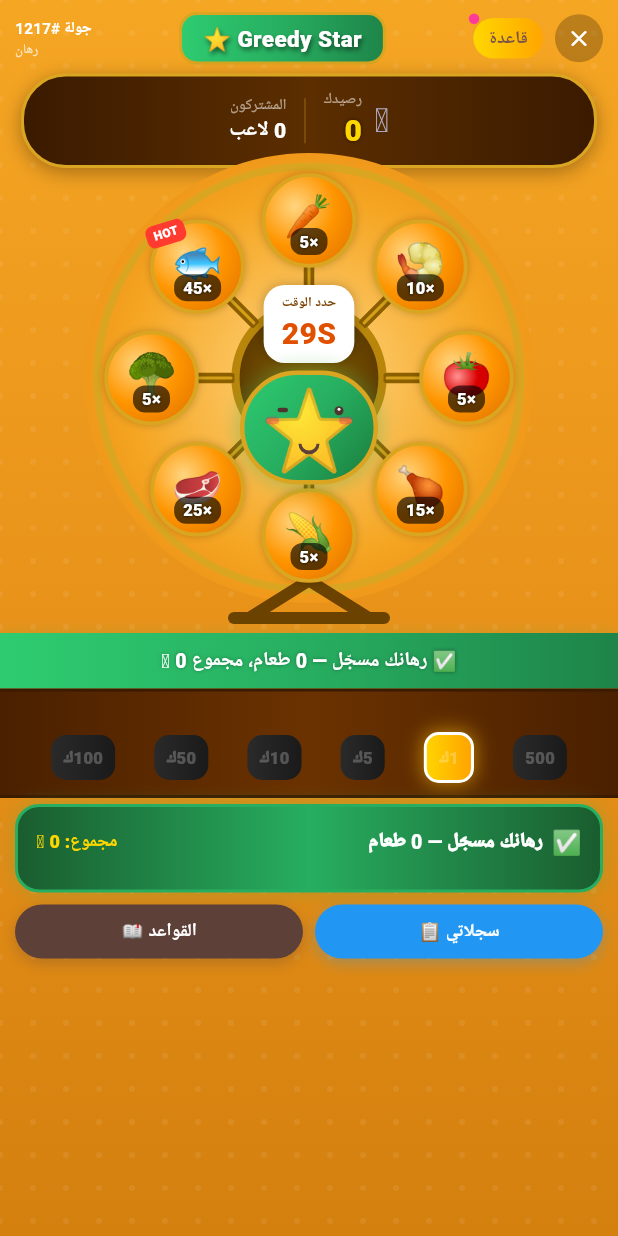
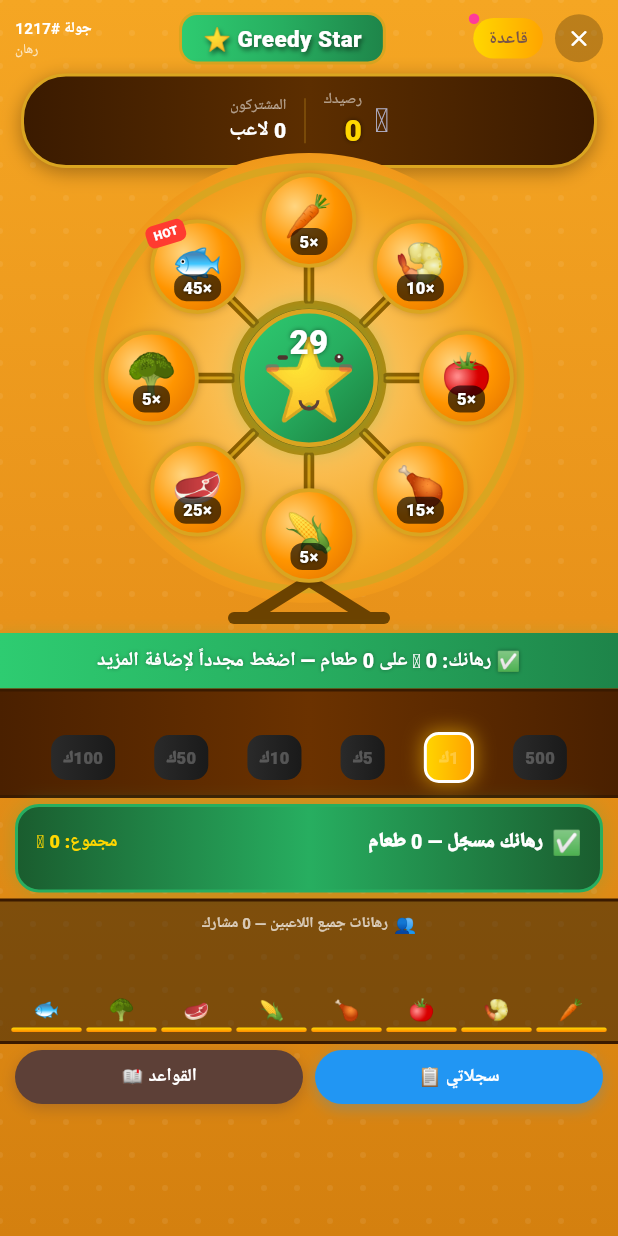
Before and after one commit to sheet-cmyk/chat-live, a Flutter app: the GreedyStarScreen screen opened by its route, on a phone screen of 412 x 824 dp. Run offline on Flutter 3.47's test engine with Material 3 defaults, Android fonts, the phone set to English and light mode, and no system bars; our stand-ins replace audioplayers, cached_network_image, cloud_firestore, firebase_auth, firebase_core, firebase_crashlytics and 13 more; missing offline and left inert: zego_express_engine; accounts and stored records are empty; Roboto replaces fonts that are missing (Cairo).

Commit message:
feat: instant tap-bet + countdown in circle + live community bar
- Each food tap immediately deducts coins & writes to Firebase (no confirm)
- Countdown timer shown inside center green circle
- Live bar at bottom shows all players bets per food in real-time

Co-Authored-By: Claude Sonnet 4.6 <noreply@anthropic.com>

```diff
--- a/lib/features/game/data/repositories/greedy_star_repository.dart
+++ b/lib/features/game/data/repositories/greedy_star_repository.dart
@@ -78,7 +78,25 @@ class MyBet {
   const MyBet({required this.items, required this.totalAmount, required this.paid});
 
   factory MyBet.fromMap(Map<String, dynamic> d) {
-    // Support both old single-bet format and new multi-bet format
+    // New map format: {f0: 5000, f3: 10000, totalAmount: ..., paid: ...}
+    final mapItems = <BetItem>[];
+    for (final e in d.entries) {
+      if (e.key.length >= 2 && e.key.startsWith('f')) {
+        final fi = int.tryParse(e.key.substring(1));
+        if (fi != null && fi >= 0 && fi < 8) {
+          final amt = (e.value as num?)?.toInt() ?? 0;
+          if (amt > 0) mapItems.add(BetItem(foodIndex: fi, amount: amt));
+        }
+      }
+    }
+    if (mapItems.isNotEmpty) {
+      return MyBet(
+        items: mapItems,
+        totalAmount: (d['totalAmount'] as num?)?.toInt() ?? mapItems.fold(0, (s, i) => s + i.amount),
+        paid: d['paid'] as bool? ?? false,
+      );
+    }
+    // Old array format
     if (d.containsKey('items')) {
       final items = (d['items'] as List<dynamic>)
           .map((i) => BetItem.fromMap(i as Map<String, dynamic>)).toList();
@@ -281,6 +299,34 @@ class GreedyStarRepository {
     }
   }
 
+  // ── Immediate tap-bet (no confirm) ───────────────────────────────
+  // Each tap deducts amount and upserts into the bet doc using map keys (f0..f7)
+
+  Future<String?> tapBet({
+    required int roundId,
+    required int foodIndex,
+    required int amount,
+  }) async {
+    final uid = FirebaseAuth.instance.currentUser?.uid;
+    if (uid == null) return 'يجب تسجيل الدخول';
+
+    final ok = await _wallet.deductCoins(uid, amount, 'رهان Greedy Star جولة $roundId');
+    if (!ok) return 'رصيدك غير كافٍ';
+
+    try {
+      await _bets(roundId).doc(uid).set({
+        'f$foodIndex': FieldValue.increment(amount),
+        'totalAmount': FieldValue.increment(amount),
+        'paid': false,
+        'placedAt': FieldValue.serverTimestamp(),
+      }, SetOptions(merge: true));
+      return null;
+    } catch (e) {
+      await _wallet.addCoins(uid, amount, 'استرداد رهان Greedy Star جولة $roundId');
+      return 'فشل التسجيل، حاول مرة أخرى';
+    }
+  }
+
   // ── Claim payout (handles multi-item bets) ────────────────────────
 
   Future<int> claimPayout(int roundId, int winnerIndex) async {
--- a/lib/features/game/presentation/screens/greedy_star_screen.dart
+++ b/lib/features/game/presentation/screens/greedy_star_screen.dart
@@ -51,6 +51,7 @@ class _GSState extends ConsumerState<GreedyStarScreen> with TickerProviderStateM
   GsState? _state;
   MyBet? _myBet;
   Map<int, int> _betterCounts = {}; // foodIndex → player count
+  Map<int, int> _foodTotals = {};   // foodIndex → total coins from ALL players
 
   // Local UI
   String _localPhase = 'loading';
@@ -58,14 +59,12 @@ class _GSState extends ConsumerState<GreedyStarScreen> with TickerProviderStateM
   int _resultCountdown = 7;
   int _highlight = -1;
 
-  // Draft bets: foodIndex → accumulated amount
-  final Map<int, int> _draft = {};
-  int _selectedAmount = 1000; // currently active chip on amount bar
+  int _selectedAmount = 1000; // active chip on amount bar
+  Set<int> _tapping = {};     // foods with in-flight tapBet request
 
   int _myWinAmount = 0;
   bool _claimDone = false;
   String? _toast;
-  bool _isPlacing = false;
   final _records = <Map<String, dynamic>>[];
   int? _trackedRound;
 
@@ -150,22 +149,25 @@ class _GSState extends ConsumerState<GreedyStarScreen> with TickerProviderStateM
       _allBetsSub = _repo.watchBets(state.roundId).listen((snap) {
         if (!mounted) return;
         final counts = <int, int>{};
+        final totals = <int, int>{};
         for (final doc in snap.docs) {
           final d = doc.data() as Map<String, dynamic>;
           final bet = MyBet.fromMap(d);
           for (final item in bet.items) {
             counts[item.foodIndex] = (counts[item.foodIndex] ?? 0) + 1;
+            totals[item.foodIndex] = (totals[item.foodIndex] ?? 0) + item.amount;
           }
         }
-        setState(() => _betterCounts = counts);
+        setState(() { _betterCounts = counts; _foodTotals = totals; });
       });
 
       setState(() {
         _myBet = null;
         _myWinAmount = 0;
         _claimDone = false;
-        _draft.clear();
+        _tapping = {};
         _betterCounts = {};
+        _foodTotals = {};
       });
     }
 
@@ -285,45 +287,33 @@ class _GSState extends ConsumerState<GreedyStarScreen> with TickerProviderStateM
     if (_records.length > 20) _records.removeLast();
   }
 
-  // ── Draft bet actions ──────────────────────────────────────────────
+  // ── Bet actions ────────────────────────────────────────────────────
 
-  // Each tap adds _selectedAmount to that food (cumulative, no undo)
-  void _onFoodTap(int fi, int coins) {
-    if (_localPhase != 'betting' || _myBet != null) return;
-    if (_selectedAmount == 0) { _showToast('اختر مبلغاً من الشريط أولاً'); return; }
-    if (!_draft.containsKey(fi) && _draft.length >= 6) {
+  void _onAmountTap(int amt) => setState(() => _selectedAmount = amt);
+
+  // Each food tap immediately deducts coins and writes to Firebase (no confirm)
+  Future<void> _onFoodTap(int fi, int coins) async {
+    if (_localPhase != 'betting') { _showToast('انتهى وقت الرهان'); return; }
+    if (_selectedAmount == 0) { _showToast('اختر مبلغاً أولاً'); return; }
+    if (_tapping.contains(fi)) return; // already in-flight for this food
+    if (_selectedAmount > coins) { _showToast('رصيدك غير كافٍ 🪙'); return; }
+
+    // 6-food limit
+    final bet = _myBet;
+    if (bet != null && !bet.hasBetOn(fi) && bet.items.length >= 6) {
       _showToast('الحد الأقصى 6 أطعمة مختلفة');
       return;
     }
-    final newTotal = _draft.values.fold(0, (s, v) => s + v) + _selectedAmount;
-    if (newTotal > coins) { _showToast('رصيدك غير كافٍ 🪙'); return; }
-    setState(() => _draft[fi] = (_draft[fi] ?? 0) + _selectedAmount);
-  }
 
-  void _onAmountTap(int amt) {
-    setState(() => _selectedAmount = amt);
-  }
-
-  Future<void> _onBet(int coins) async {
-    if (_localPhase != 'betting') { _showToast('انتهى وقت الرهان'); return; }
-    if (_myBet != null) { _showToast('رهنت بالفعل في هذه الجولة'); return; }
-    if (_draft.isEmpty) { _showToast('اضغط على الأطعمة لإضافة رهانات'); return; }
-    final total = _draft.values.fold(0, (s, v) => s + v);
-    if (total > coins) { _showToast('رصيدك غير كافٍ — المطلوب ${_fmtNum(total)} 🪙'); return; }
-
-    setState(() => _isPlacing = true);
-    final err = await _repo.placeMultiBet(
+    setState(() => _tapping.add(fi));
+    final err = await _repo.tapBet(
       roundId: _state!.roundId,
-      bets: Map.from(_draft),
+      foodIndex: fi,
+      amount: _selectedAmount,
     );
     if (!mounted) return;
-    setState(() => _isPlacing = false);
-    if (err != null) {
-      _showToast(err);
-    } else {
-      setState(() => _draft.clear());
-      _showToast('✅ تم تسجيل رهانك!');
-    }
+    setState(() => _tapping.remove(fi));
+    if (err != null) _showToast(err);
   }
 
   void _showToast(String msg) {
@@ -361,7 +351,8 @@ class _GSState extends ConsumerState<GreedyStarScreen> with TickerProviderStateM
                       _buildWheelArea(coins),
                       _buildPhaseBar(),
                       _buildAmountBar(),
-                      if (_myBet != null) _buildPlacedBetSummary() else _buildBetBar(coins),
+                      if (_myBet != null) _buildPlacedBetSummary(),
+                      _buildLiveBar(),
                       _buildBottomRow(coins),
                       const SizedBox(height: 8),
                     ]),
@@ -490,20 +481,19 @@ class _GSState extends ConsumerState<GreedyStarScreen> with TickerProviderStateM
     final by = cy + r * sin(angle);
     final food = _kFoods[i];
 
-    final inDraft = _draft.containsKey(i);
-    final draftAmt = _draft[i] ?? 0;
     final isMyBet = _myBet?.hasBetOn(i) ?? false;
     final myBetAmt = _myBet?.amountFor(i) ?? 0;
+    final isTapping = _tapping.contains(i);
     final isHighlighted = _highlight == i;
     final isWinner = _state?.winnerIndex == i && _localPhase == 'result';
     final betterCount = _betterCounts[i] ?? 0;
-    final canBet = _localPhase == 'betting' && _myBet == null;
+    final canBet = _localPhase == 'betting';
 
     Widget bubble = AnimatedBuilder(
       animation: Listenable.merge([_pulseCtrl, _glowCtrl]),
       builder: (_, __) {
-        final scale = (inDraft || isMyBet) && _localPhase == 'betting' ? _pulse.value : 1.0;
-        final glowR = isHighlighted ? _glow.value : (inDraft ? 8.0 : 0.0);
+        final scale = isMyBet && _localPhase == 'betting' ? _pulse.value : 1.0;
+        final glowR = isHighlighted ? _glow.value : (isMyBet ? 8.0 : 0.0);
         return Transform.scale(
           scale: scale,
           child: Column(mainAxisSize: MainAxisSize.min, children: [
@@ -517,7 +507,7 @@ class _GSState extends ConsumerState<GreedyStarScreen> with TickerProviderStateM
                         ? [Colors.white, const Color(0xFFFFE066), const Color(0xFFFF8C00)]
                         : isWinner
                             ? [const Color(0xFFFFFFAA), const Color(0xFFFFD700), const Color(0xFFFF8C00)]
-                            : inDraft || isMyBet
+                            : isMyBet
                                 ? [const Color(0xFFFFE8A0), const Color(0xFFFFB300), const Color(0xFFE07000)]
                                 : [const Color(0xFFFFD580), const Color(0xFFFF9500), const Color(0xFFE07000)],
                     center: const Alignment(-0.3, -0.3), radius: 0.85,
@@ -525,24 +515,24 @@ class _GSState extends ConsumerState<GreedyStarScreen> with TickerProviderStateM
                   border: Border.all(
                     color: isHighlighted ? Colors.white
                         : isMyBet ? const Color(0xFF27AE60)
-                        : inDraft ? const Color(0xFFFFD700)
                         : const Color(0xFFDAA520),
-                    width: isHighlighted ? 4 : (isMyBet || inDraft) ? 3.5 : 2.5,
+                    width: isHighlighted ? 4 : isMyBet ? 3.5 : 2.5,
                   ),
                   boxShadow: [BoxShadow(
                     color: isHighlighted ? Colors.white.withAlpha(220)
-                        : inDraft ? const Color(0xFFFFD700).withAlpha(160)
+                        : isMyBet ? Colors.green.withAlpha(140)
                         : Colors.black.withAlpha(55),
                     blurRadius: glowR + 4, spreadRadius: isHighlighted ? 3 : 0,
                   )],
                 ),
-                child: Stack(children: [
-                  // Emoji — shifted up slightly to leave room for multiplier
+                child: isTapping
+                    ? const Center(child: SizedBox(width: 22, height: 22,
+                        child: CircularProgressIndicator(color: Colors.white, strokeWidth: 2.5)))
+                    : Stack(children: [
                         Align(
                           alignment: const Alignment(0, -0.30),
                           child: Text(food.emoji, style: TextStyle(fontSize: bSize * 0.43)),
                         ),
-                  // Multiplier INSIDE the circle at the bottom — bold & clear
                         Positioned(
                           bottom: 6, left: 0, right: 0,
                           child: Center(
@@ -561,7 +551,7 @@ class _GSState extends ConsumerState<GreedyStarScreen> with TickerProviderStateM
                         ),
                       ]),
               ),
-              // Betters count
+              // Betters count badge
               if (betterCount > 0)
                 Positioned(top: -5, right: -5,
                   child: Container(
@@ -580,21 +570,19 @@ class _GSState extends ConsumerState<GreedyStarScreen> with TickerProviderStateM
                       child: const Text('HOT', style: TextStyle(color: Colors.white, fontSize: 8, fontWeight: FontWeight.w900)),
                     ))),
             ]),
-            // Amount below circle — full number (e.g. 10,500) when bet is set
-            if ((inDraft && draftAmt > 0) || (isMyBet && myBetAmt > 0))
+            // Amount below bubble — shown when user has bet on this food
+            if (isMyBet && myBetAmt > 0)
               Padding(
                 padding: const EdgeInsets.only(top: 3),
                 child: Container(
                   padding: const EdgeInsets.symmetric(horizontal: 5, vertical: 2),
                   decoration: BoxDecoration(
-                    color: isMyBet ? const Color(0xFF1A6B38) : const Color(0xFF7A3A00),
+                    color: const Color(0xFF1A6B38),
                     borderRadius: BorderRadius.circular(8),
                     border: Border.all(color: Colors.white, width: 1),
                   ),
-                  child: Text(
-                    _fmtFull(isMyBet ? myBetAmt : draftAmt),
-                    style: const TextStyle(color: Colors.white, fontSize: 9, fontWeight: FontWeight.w900),
-                  ),
+                  child: Text(_fmtFull(myBetAmt),
+                    style: const TextStyle(color: Colors.white, fontSize: 9, fontWeight: FontWeight.w900)),
                 ),
               )
             else
@@ -613,30 +601,10 @@ class _GSState extends ConsumerState<GreedyStarScreen> with TickerProviderStateM
 
   Widget _buildCenterStar(double cx, double cy) {
     return Positioned(
-      left: cx - 48, top: cy - 62,
-      child: SizedBox(
-        width: 96,
-        child: Column(mainAxisSize: MainAxisSize.min, children: [
-          Container(
-            padding: const EdgeInsets.symmetric(horizontal: 12, vertical: 5),
-            decoration: BoxDecoration(color: Colors.white, borderRadius: BorderRadius.circular(14),
-              boxShadow: [BoxShadow(color: Colors.black.withAlpha(60), blurRadius: 6)]),
-            child: Column(children: [
-              if (_localPhase == 'betting') ...[
-                const Text('حدد الوقت', style: TextStyle(color: Color(0xFF7A4200), fontSize: 9, fontFamily: 'Cairo', fontWeight: FontWeight.bold)),
-                Text('${_countdown}S', style: const TextStyle(color: Color(0xFFE05000), fontSize: 20, fontWeight: FontWeight.w900)),
-              ] else if (_localPhase == 'spinning')
-                const Text('دوران...', style: TextStyle(color: Color(0xFF7A4200), fontSize: 11, fontFamily: 'Cairo', fontWeight: FontWeight.w800))
-              else if (_localPhase == 'result')
-                Text('${_resultCountdown}S', style: const TextStyle(color: Color(0xFFE05000), fontSize: 20, fontWeight: FontWeight.w900))
-              else
-                const SizedBox(height: 26, child: Center(child: SizedBox(width: 16, height: 16,
-                  child: CircularProgressIndicator(strokeWidth: 2, color: Color(0xFFE05000))))),
-            ]),
-          ),
-          const SizedBox(height: 5),
-          Container(
-            width: 92, height: 76,
+      // Center the circle: cx-46 horizontally, cy-46 vertically
+      left: cx - 46, top: cy - 46,
+      child: Container(
+        width: 92, height: 92,
         decoration: BoxDecoration(
           borderRadius: BorderRadius.circular(46),
           gradient: const LinearGradient(
@@ -644,12 +612,33 @@ class _GSState extends ConsumerState<GreedyStarScreen> with TickerProviderStateM
             begin: Alignment.topLeft, end: Alignment.bottomRight,
           ),
           border: Border.all(color: const Color(0xFFDAA520), width: 3),
-              boxShadow: [BoxShadow(color: Colors.green.withAlpha(100), blurRadius: 10, spreadRadius: 2)],
+          boxShadow: [BoxShadow(color: Colors.green.withAlpha(100), blurRadius: 12, spreadRadius: 2)],
         ),
-            child: AnimatedBuilder(
+        child: Stack(children: [
+          // Star bouncing in center
+          AnimatedBuilder(
             animation: _starY,
-              builder: (_, child) => Transform.translate(offset: Offset(0, _starY.value), child: child),
+            builder: (_, child) => Transform.translate(offset: Offset(0, _starY.value + 6), child: child),
             child: _buildStarChar(),
+          ),
+          // Countdown overlaid at top inside the circle
+          Positioned(
+            top: 4, left: 0, right: 0,
+            child: Center(
+              child: _localPhase == 'betting'
+                  ? Text('$_countdown',
+                      style: const TextStyle(color: Colors.white, fontSize: 22,
+                        fontWeight: FontWeight.w900,
+                        shadows: [Shadow(color: Colors.black54, blurRadius: 4)]))
+                  : _localPhase == 'result'
+                      ? Text('$_resultCountdown',
+                          style: const TextStyle(color: Colors.white, fontSize: 22,
+                            fontWeight: FontWeight.w900,
+                            shadows: [Shadow(color: Colors.black54, blurRadius: 4)]))
+                      : _localPhase == 'spinning'
+                          ? const Text('🎡', style: TextStyle(fontSize: 16))
+                          : const SizedBox(width: 16, height: 16,
+                              child: CircularProgressIndicator(color: Colors.white, strokeWidth: 2)),
             ),
           ),
         ]),
@@ -692,12 +681,9 @@ class _GSState extends ConsumerState<GreedyStarScreen> with TickerProviderStateM
     String msg;
     if (_localPhase == 'betting') {
       if (_myBet != null) {
-        msg = '✅ رهانك مسجّل — ${_myBet!.items.length} طعام، مجموع ${_fmtNum(_myBet!.totalAmount)} 🪙';
-      } else if (_draft.isNotEmpty) {
-        final total = _draft.values.fold(0, (s, v) => s + v);
-        msg = 'رهانك: ${_fmtFull(total)} 🪙 على ${_draft.length} طعام — اضغط "راهن" للتسجيل';
+        msg = '✅ رهانك: ${_fmtFull(_myBet!.totalAmount)} 🪙 على ${_myBet!.items.length} طعام — اضغط مجدداً لإضافة المزيد';
       } else {
-        msg = 'اختر المبلغ ← اضغط على الطعام لإضافة الرهان';
+        msg = 'اختر المبلغ 👇  ثم اضغط على الطعام مباشرةً';
       }
     } else if (_localPhase == 'spinning') {
       msg = '🎡 العجلة تدور... انتظر النتيجة';
@@ -785,86 +771,86 @@ class _GSState extends ConsumerState<GreedyStarScreen> with TickerProviderStateM
     );
   }
 
-  // ── Bet bar — shows draft summary + RAH BET button ────────────────
+  // ── Live community bar — shows all players' bets per food ──────────
 
-  Widget _buildBetBar(int coins) {
-    if (_localPhase != 'betting') return const SizedBox.shrink();
-
-    final total = _draft.values.fold(0, (s, v) => s + v);
-    final canBet = _draft.isNotEmpty && total <= coins && !_isPlacing;
+  Widget _buildLiveBar() {
+    final maxTotal = _foodTotals.values.fold(0, (a, b) => b > a ? b : a);
+    final totalPlayers = _betterCounts.values.fold(0, (a, b) => a + b);
 
     return Container(
-      margin: const EdgeInsets.fromLTRB(10, 5, 10, 5),
-      padding: const EdgeInsets.symmetric(horizontal: 12, vertical: 10),
+      padding: const EdgeInsets.fromLTRB(6, 6, 6, 6),
       decoration: BoxDecoration(
-        color: Colors.black.withAlpha(90),
-        borderRadius: BorderRadius.circular(16),
-        border: Border.all(
-          color: _draft.isEmpty
-              ? Colors.white.withAlpha(30)
-              : const Color(0xFFFFD700).withAlpha(120),
-          width: 1.5,
+        color: Colors.black.withAlpha(110),
+        border: const Border(
+          top: BorderSide(color: Color(0xFF3A1A00), width: 2),
+          bottom: BorderSide(color: Color(0xFF3A1A00), width: 2),
         ),
       ),
-      child: Row(children: [
-        // Draft chips
-        Expanded(
-          child: _draft.isEmpty
-              ? Text('اضغط على الأطعمة لإضافة رهانات',
-                  style: TextStyle(color: Colors.white.withAlpha(100), fontFamily: 'Cairo', fontSize: 11))
-              : Wrap(spacing: 5, runSpacing: 4, children: _draft.entries.map((e) {
-                  final food = _kFoods[e.key];
-                  return Container(
-                    padding: const EdgeInsets.symmetric(horizontal: 7, vertical: 3),
+      child: Column(mainAxisSize: MainAxisSize.min, children: [
+        // Header
+        Row(mainAxisAlignment: MainAxisAlignment.center, children: [
+          const Text('👥', style: TextStyle(fontSize: 12)),
+          const SizedBox(width: 4),
+          Text('رهانات جميع اللاعبين — $totalPlayers مشارك',
+            style: const TextStyle(color: Colors.white70, fontFamily: 'Cairo', fontSize: 10, fontWeight: FontWeight.bold)),
+        ]),
+        const SizedBox(height: 6),
+        // Per-food bars
+        SizedBox(
+          height: 58,
+          child: Row(
+            crossAxisAlignment: CrossAxisAlignment.end,
+            children: List.generate(8, (i) {
+              final food = _kFoods[i];
+              final total = _foodTotals[i] ?? 0;
+              final count = _betterCounts[i] ?? 0;
+              final frac = maxTotal > 0 ? total / maxTotal : 0.0;
+              final barH = (frac * 28).clamp(3.0, 28.0);
+              final isMine = _myBet?.hasBetOn(i) ?? false;
+
+              return Expanded(
+                child: Padding(
+                  padding: const EdgeInsets.symmetric(horizontal: 1.5),
+                  child: Column(
+                    mainAxisAlignment: MainAxisAlignment.end,
+                    children: [
+                      if (count > 0)
+                        Text('$count', style: const TextStyle(color: Colors.white60, fontSize: 8, fontWeight: FontWeight.bold)),
+                      Text(food.emoji, style: const TextStyle(fontSize: 14)),
+                      const SizedBox(height: 2),
+                      AnimatedContainer(
+                        duration: const Duration(milliseconds: 400),
+                        height: barH,
                         decoration: BoxDecoration(
-                      color: Colors.white.withAlpha(18),
-                      borderRadius: BorderRadius.circular(12),
-                      border: Border.all(color: const Color(0xFFFFD700).withAlpha(80)),
+                          gradient: LinearGradient(
+                            colors: isMine
+                                ? [const Color(0xFF27AE60), const Color(0xFF1A7A3A)]
+                                : [const Color(0xFFFFD700), const Color(0xFFFF8C00)],
+                            begin: Alignment.topCenter, end: Alignment.bottomCenter,
                           ),
-                    child: Text(
-                      '${food.emoji} ${_fmtFull(e.value)}',
-                      style: const TextStyle(color: Colors.white, fontFamily: 'Cairo',
-                          fontWeight: FontWeight.w700, fontSize: 11),
+                          borderRadius: BorderRadius.circular(4),
+                          boxShadow: isMine
+                              ? [BoxShadow(color: Colors.green.withAlpha(100), blurRadius: 4)]
+                              : [],
+                        ),
+                      ),
+                      if (total > 0)
+                        Text(_fmtNum(total),
+                          style: TextStyle(
+                            color: isMine ? const Color(0xFF27AE60) : const Color(0xFFFFD700),
+                            fontSize: 7, fontWeight: FontWeight.w900)),
+                    ],
+                  ),
                 ),
               );
-                }).toList()),
-        ),
-        const SizedBox(width: 8),
-        // BET button
-        GestureDetector(
-          onTap: canBet ? () => _onBet(coins) : null,
-          child: AnimatedContainer(
-            duration: const Duration(milliseconds: 200),
-            padding: const EdgeInsets.symmetric(horizontal: 16, vertical: 11),
-            decoration: BoxDecoration(
-              gradient: LinearGradient(
-                colors: canBet
-                    ? [const Color(0xFF27AE60), const Color(0xFF1A7A3A)]
-                    : [Colors.grey.shade700, Colors.grey.shade800],
-              ),
-              borderRadius: BorderRadius.circular(14),
-              boxShadow: canBet
-                  ? [BoxShadow(color: Colors.green.withAlpha(120), blurRadius: 10)]
-                  : [],
-            ),
-            child: _isPlacing
-                ? const SizedBox(width: 22, height: 22,
-                    child: CircularProgressIndicator(color: Colors.white, strokeWidth: 2.5))
-                : Column(mainAxisSize: MainAxisSize.min, children: [
-                    const Text('راهن', style: TextStyle(color: Colors.white,
-                        fontFamily: 'Cairo', fontWeight: FontWeight.w900, fontSize: 14)),
-                    if (total > 0)
-                      Text('${_fmtFull(total)} 🪙',
-                        style: const TextStyle(color: Color(0xFFFFD700),
-                            fontFamily: 'Cairo', fontWeight: FontWeight.w800, fontSize: 10)),
-                  ]),
+            }),
           ),
         ),
       ]),
     );
   }
 
-  // ── Placed bet summary (after confirming) ──────────────────────────
+  // ── Placed bet summary ─────────────────────────────────────────────
 
   Widget _buildPlacedBetSummary() {
     final bet = _myBet;
```
Lines whose indentation alone changed are shown as unchanged.
